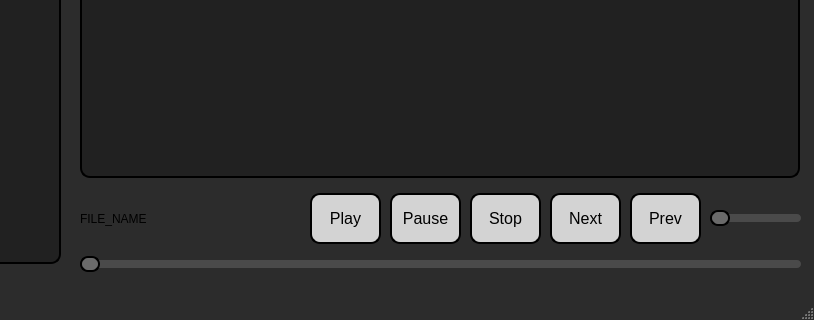
This is music-player-qt/mainwindow.ui in juangonzalez22/music-player-qt as Qt 5 draws it before an edit; both pictures show x 210 to 1024 and y 256 to 576 of the 1024 by 576 pixel window. The edited form follows.
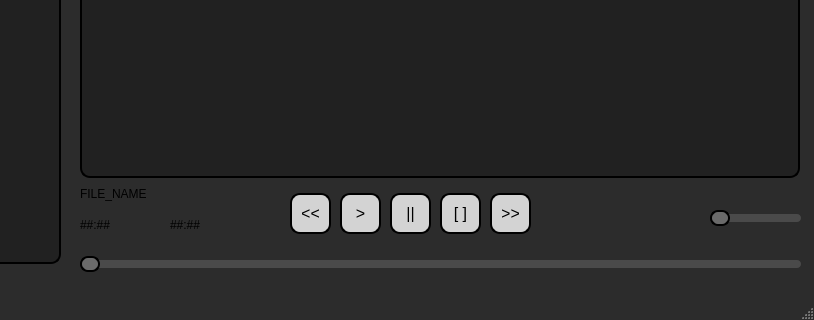
This is the edited form.

Commit message:
Cambios en la interfaz
Simples pruebas.

```diff
--- a/music-player-qt/mainwindow.ui
+++ b/music-player-qt/mainwindow.ui
@@ -91,10 +91,10 @@
    <widget class="QPushButton" name="btnPlay">
     <property name="geometry">
      <rect>
-      <x>520</x>
+      <x>550</x>
       <y>430</y>
-      <width>71</width>
-      <height>51</height>
+      <width>41</width>
+      <height>41</height>
      </rect>
     </property>
     <property name="font">
@@ -122,7 +122,7 @@
 </string>
     </property>
     <property name="text">
-     <string>Play</string>
+     <string>&gt;</string>
     </property>
    </widget>
    <widget class="QPushButton" name="btnPause">
@@ -130,8 +130,8 @@
      <rect>
       <x>600</x>
       <y>430</y>
-      <width>71</width>
-      <height>51</height>
+      <width>41</width>
+      <height>41</height>
      </rect>
     </property>
     <property name="styleSheet">
@@ -154,16 +154,16 @@
 </string>
     </property>
     <property name="text">
-     <string>Pause</string>
+     <string>||</string>
     </property>
    </widget>
    <widget class="QPushButton" name="btnStop">
     <property name="geometry">
      <rect>
-      <x>680</x>
+      <x>650</x>
       <y>430</y>
-      <width>71</width>
-      <height>51</height>
+      <width>41</width>
+      <height>41</height>
      </rect>
     </property>
     <property name="styleSheet">
@@ -186,16 +186,16 @@
 </string>
     </property>
     <property name="text">
-     <string>Stop</string>
+     <string>[ ]</string>
     </property>
    </widget>
    <widget class="QPushButton" name="btnForward">
     <property name="geometry">
      <rect>
-      <x>760</x>
+      <x>700</x>
       <y>430</y>
-      <width>71</width>
-      <height>51</height>
+      <width>41</width>
+      <height>41</height>
      </rect>
     </property>
     <property name="styleSheet">
@@ -218,7 +218,7 @@
 </string>
     </property>
     <property name="text">
-     <string>Next</string>
+     <string>&gt;&gt;</string>
     </property>
    </widget>
    <widget class="QSlider" name="horizontalSlider">
@@ -322,10 +322,10 @@
    <widget class="QPushButton" name="btnRewind">
     <property name="geometry">
      <rect>
-      <x>840</x>
+      <x>500</x>
       <y>430</y>
-      <width>71</width>
-      <height>51</height>
+      <width>41</width>
+      <height>41</height>
      </rect>
     </property>
     <property name="styleSheet">
@@ -348,22 +348,48 @@
 </string>
     </property>
     <property name="text">
-     <string>Prev</string>
+     <string>&lt;&lt;</string>
     </property>
    </widget>
    <widget class="QLabel" name="label">
     <property name="geometry">
      <rect>
       <x>290</x>
-      <y>430</y>
+      <y>420</y>
       <width>201</width>
-      <height>51</height>
+      <height>21</height>
      </rect>
     </property>
     <property name="text">
      <string>FILE_NAME</string>
     </property>
    </widget>
+   <widget class="QLabel" name="label_2">
+    <property name="geometry">
+     <rect>
+      <x>290</x>
+      <y>450</y>
+      <width>71</width>
+      <height>24</height>
+     </rect>
+    </property>
+    <property name="text">
+     <string>##:##</string>
+    </property>
+   </widget>
+   <widget class="QLabel" name="label_3">
+    <property name="geometry">
+     <rect>
+      <x>380</x>
+      <y>450</y>
+      <width>71</width>
+      <height>24</height>
+     </rect>
+    </property>
+    <property name="text">
+     <string>##:##</string>
+    </property>
+   </widget>
   </widget>
   <widget class="QMenuBar" name="menubar">
    <property name="geometry">
```
